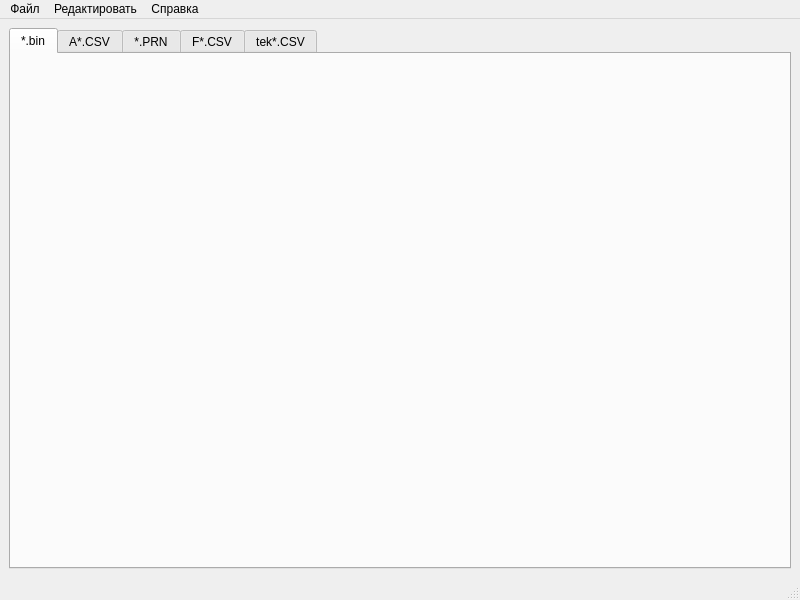
Above: ui/experimenttemplate.ui from Asmedyanov/SignalViewer_GunTeam before the change. Below: the same form after it.
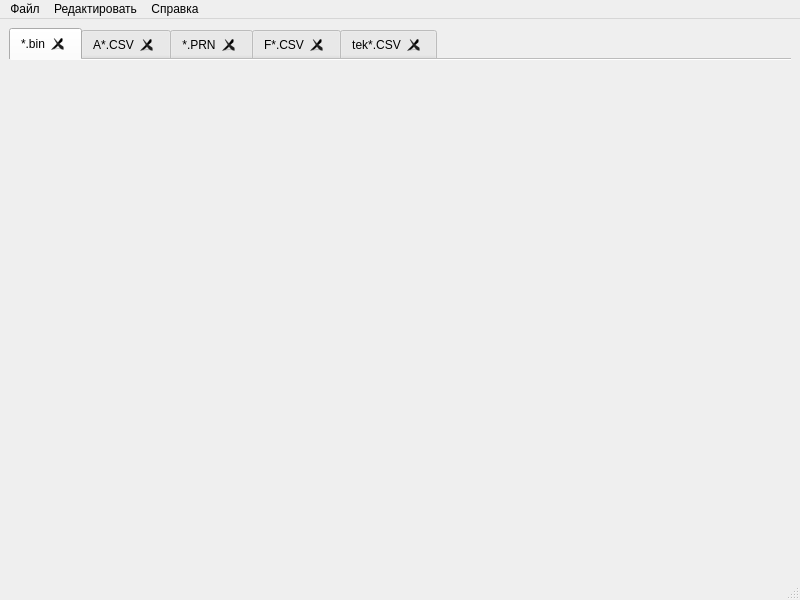
That is the form after the change. The open tabs and pages were chosen to show the change.

What changed in the file:
```diff
--- a/ui/experimenttemplate.ui
+++ b/ui/experimenttemplate.ui
@@ -20,7 +20,19 @@
       <item>
        <widget class="QTabWidget" name="tabWidget">
         <property name="currentIndex">
-         <number>4</number>
+         <number>0</number>
+        </property>
+        <property name="documentMode">
+         <bool>true</bool>
+        </property>
+        <property name="tabsClosable">
+         <bool>true</bool>
+        </property>
+        <property name="movable">
+         <bool>true</bool>
+        </property>
+        <property name="tabBarAutoHide">
+         <bool>false</bool>
         </property>
         <widget class="QWidget" name="tab">
          <attribute name="title">
```
Left out of the diff: 3 changed lines with no effect on the pictures.
